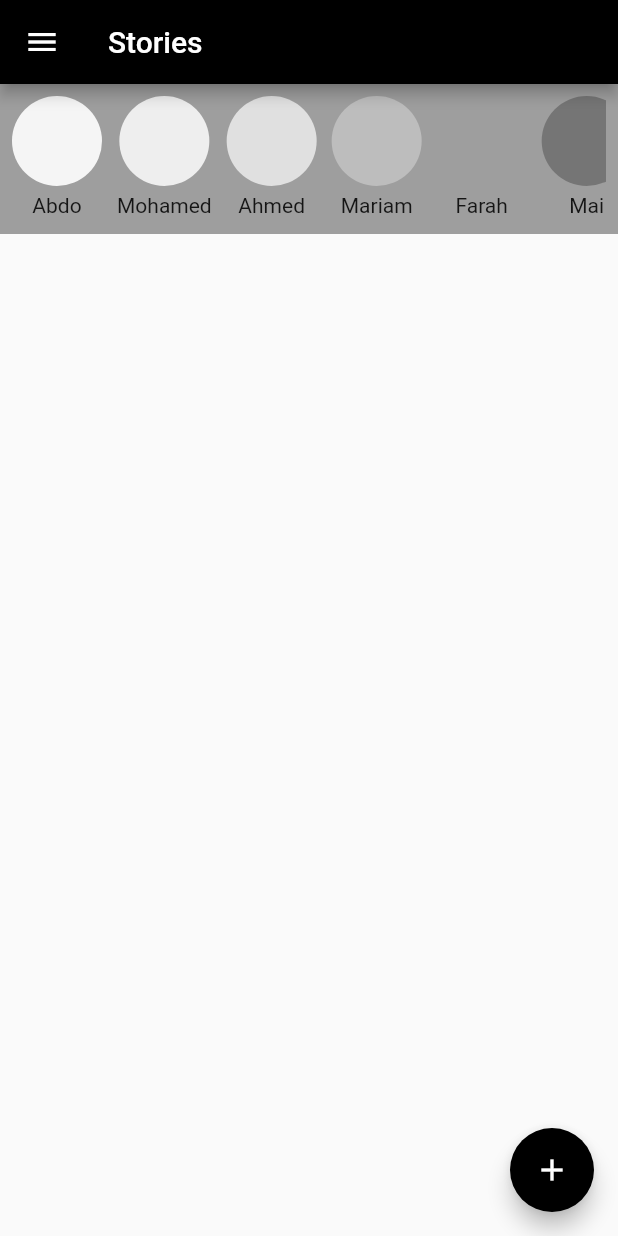
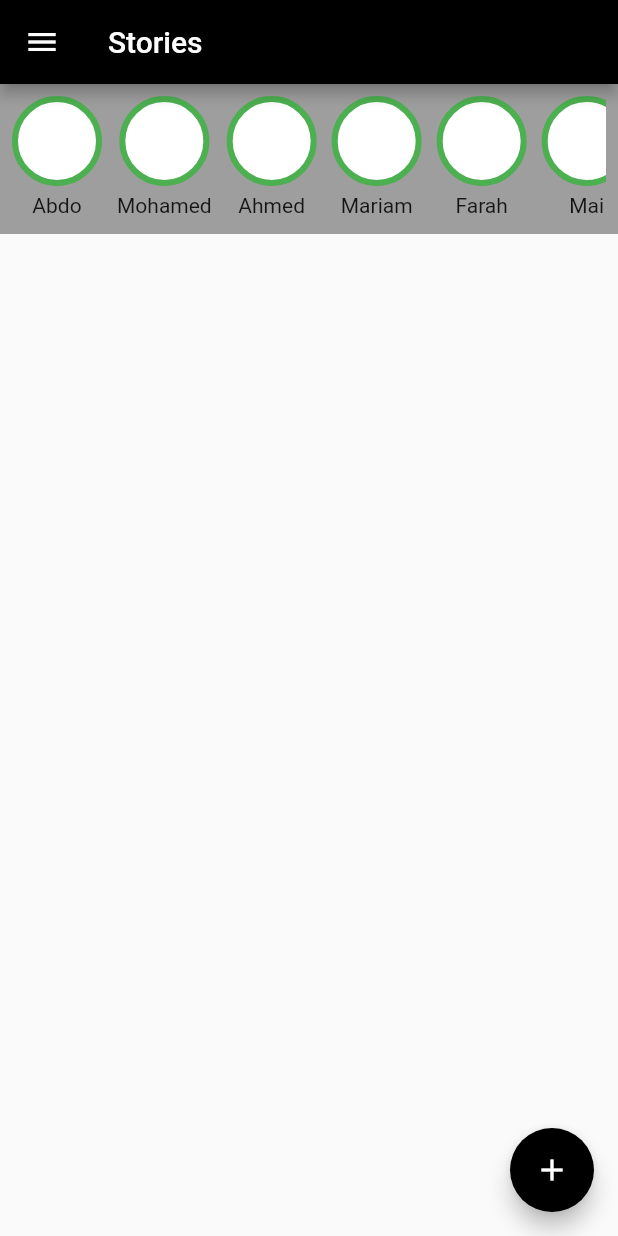
Before and after one commit to ArGendi/camera_image_picker, a Flutter app: the screen it shows after launch, on a phone screen of 412 x 824 dp. Run offline on Flutter 3.47's test engine with Material 2 defaults, Android fonts, the phone set to English and light mode, and no system bars; our stand-ins replace image_picker.

Commit message:
stories new features

```diff
--- a/lib/stories.dart
+++ b/lib/stories.dart
@@ -11,7 +11,8 @@ class Stories extends StatefulWidget {
 
 class _StoriesState extends State<Stories> {
   List<String> names = ["Abdo", "Mohamed", "Ahmed", "Mariam", "Farah", "Mai"];
-
+  bool isViewed = false;
+  List<int> indexesViewed = [];
   @override
   Widget build(BuildContext context) {
     return MaterialApp(
@@ -62,16 +63,31 @@ class _StoriesState extends State<Stories> {
               scrollDirection: Axis.horizontal,
               itemBuilder: (context, i){
                 return InkWell(
+                  onTap: (){
+                    setState(() {
+                      indexesViewed.add(i);
+                    });
+                  },
                   onDoubleTap: (){
                     setState(() {
+                      indexesViewed.remove(i);
                       names.removeAt(i);
                     });
                   },
                   child: Column(
                     children: [
-                      CircleAvatar(
-                        radius: 30,
-                        backgroundColor: Colors.grey[(i+1) * 100],
+                      AnimatedContainer(
+                        duration: Duration(seconds: 1),
+                        width: 60,
+                        height: 60,
+                        decoration: BoxDecoration(
+                          color: Colors.white,
+                          borderRadius: BorderRadius.circular(50),
+                          border: Border.all(
+                            width: 4,
+                            color: indexesViewed.contains(i)?Colors.grey : Colors.green,
+                          )
+                        ),
                       ),
                       SizedBox(height: 5,),
                       Text(names[i])
```
